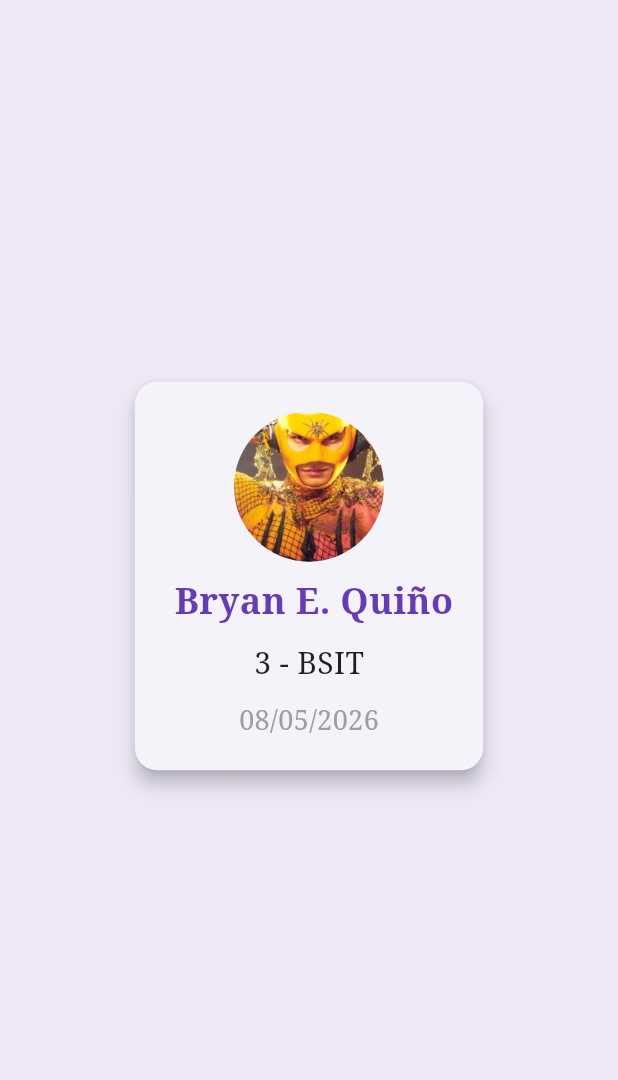
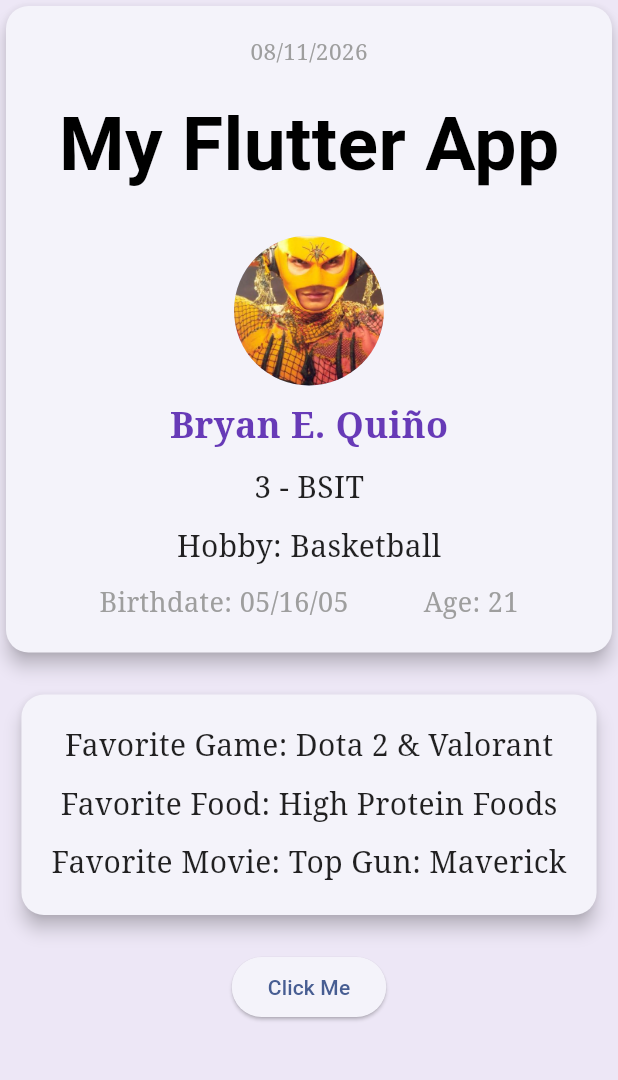
Before and after one commit to bryankinyo/IT314AB_QUINO, a Flutter app: the screen it shows after launch, on a phone screen of 412 x 824 dp, the part 84-1164 px from its top. Run offline on Flutter 3.47's test engine with Material 3 defaults, Android fonts, the light colour scheme and no system bars; Roboto replaces fonts that are missing (Arial).

```diff
--- a/my_first_flutter_app_kinyo/lib/main.dart
+++ b/my_first_flutter_app_kinyo/lib/main.dart
@@ -1,3 +1,4 @@
+
 import 'package:flutter/material.dart';
 
 void main() {
@@ -11,19 +12,27 @@ class MyApp extends StatelessWidget {
   Widget build(BuildContext context) {
     return MaterialApp(
       title: 'My First Flutter App',
+
       debugShowCheckedModeBanner: false,
+
       theme: ThemeData(
         colorScheme: ColorScheme.fromSeed(
           seedColor: const Color.fromARGB(255, 44, 73, 136),
         ),
       ),
-      home: const MyHomePage(title: 'My First Flutter App'),
+
+      home: const MyHomePage(
+        title: 'My First Flutter App',
+      ),
     );
   }
 }
 
 class MyHomePage extends StatelessWidget {
-  const MyHomePage({super.key, required this.title});
+  const MyHomePage({
+    super.key,
+    required this.title,
+  });
 
   final String title;
 
@@ -31,29 +40,67 @@ class MyHomePage extends StatelessWidget {
   Widget build(BuildContext context) {
     return Scaffold(
       backgroundColor: Colors.deepPurple.shade50,
+
       appBar: AppBar(
-        backgroundColor: Theme.of(context).colorScheme.inversePrimary,
+        backgroundColor:
+            Theme.of(context).colorScheme.inversePrimary,
         title: Text(title),
         centerTitle: true,
       ),
+
       body: Center(
-        child: Card(
+        child: Column(
+          children: [
+
+            // FIRST CARD
+            Card(
               elevation: 5,
               shape: RoundedRectangleBorder(
                 borderRadius: BorderRadius.circular(15),
               ),
+
               child: Padding(
                 padding: const EdgeInsets.all(20),
+
                 child: Column(
                   mainAxisSize: MainAxisSize.min,
+                  crossAxisAlignment: CrossAxisAlignment.center,
+
                   children: const [
+
+                    Text(
+                      '08/11/2026',
+                      style: TextStyle(
+                        fontSize: 15,
+                        color: Colors.grey,
+                        fontFamily: 'serif',
+                      ),
+                    ),
+
+                    SizedBox(height: 15),
+
+                    Text(
+                      'My Flutter App',
+                      style: TextStyle(
+                        fontSize: 50,
+                        fontWeight: FontWeight.bold,
+                        color: Colors.black,
+                        fontFamily: 'Arial',
+                      ),
+                    ),
+
+                    SizedBox(height: 25),
+
                     CircleAvatar(
                       radius: 50,
-                  backgroundImage: AssetImage('lib/assets/gagamboy.jpg'),
+                      backgroundImage:
+                          AssetImage('lib/assets/gagamboy.jpg'),
                     ),
+
                     SizedBox(height: 10),
+
                     Text(
-                  ' Bryan E. Quiño',
+                      'Bryan E. Quiño',
                       style: TextStyle(
                         fontSize: 24,
                         fontWeight: FontWeight.bold,
@@ -61,7 +108,9 @@ class MyHomePage extends StatelessWidget {
                         fontFamily: 'serif',
                       ),
                     ),
+
                     SizedBox(height: 10),
+
                     Text(
                       '3 - BSIT',
                       style: TextStyle(
@@ -70,9 +119,37 @@ class MyHomePage extends StatelessWidget {
                         fontFamily: 'serif',
                       ),
                     ),
+
                     SizedBox(height: 10),
+
                     Text(
-                  '08/05/2026',
+                      'Hobby: Basketball',
+                      style: TextStyle(
+                        fontSize: 20,
+                        color: Colors.black87,
+                        fontFamily: 'serif',
+                      ),
+                    ),
+
+                    SizedBox(height: 10),
+
+                    Row(
+                      mainAxisAlignment: MainAxisAlignment.center,
+                      children: [
+
+                        Text(
+                          'Birthdate: 05/16/05',
+                          style: TextStyle(
+                            fontSize: 18,
+                            color: Colors.grey,
+                            fontFamily: 'serif',
+                          ),
+                        ),
+
+                        SizedBox(width: 50),
+
+                        Text(
+                          'Age: 21',
                           style: TextStyle(
                             fontSize: 18,
                             color: Colors.grey,
@@ -81,7 +158,72 @@ class MyHomePage extends StatelessWidget {
                         ),
                       ],
                     ),
+                  ],
                 ),
+              ),
+            ),
+
+            const SizedBox(height: 20),
+
+            // SECOND CARD
+            Card(
+              elevation: 5,
+
+              shape: RoundedRectangleBorder(
+                borderRadius: BorderRadius.circular(15),
+              ),
+
+              child: Padding(
+                padding: const EdgeInsets.all(20),
+
+                child: Column(
+                  children: const [
+
+                    Text(
+                      'Favorite Game: Dota 2 & Valorant',
+                      style: TextStyle(
+                        fontSize: 20,
+                        color: Colors.black87,
+                        fontFamily: 'serif',
+                      ),
+                    ),
+
+                    SizedBox(height: 10),
+
+                    Text(
+                      'Favorite Food: High Protein Foods',
+                      style: TextStyle(
+                        fontSize: 20,
+                        color: Colors.black87,
+                        fontFamily: 'serif',
+                      ),
+                    ),
+
+                    SizedBox(height: 10),
+
+                    Text(
+                      'Favorite Movie: Top Gun: Maverick',
+                      style: TextStyle(
+                        fontSize: 20,
+                        color: Colors.black87,
+                        fontFamily: 'serif',
+                      ),
+                    ),
+                  ],
+                ),
+              ),
+            ),
+
+            const SizedBox(height: 20),
+
+            // ELEVATED BUTTON
+            ElevatedButton(
+              onPressed: () {
+                print('Button pressed!');
+              },
+              child: const Text('Click Me'),
+            ),
+          ],
         ),
       ),
     );
```
Lines whose indentation alone changed are shown as unchanged.
